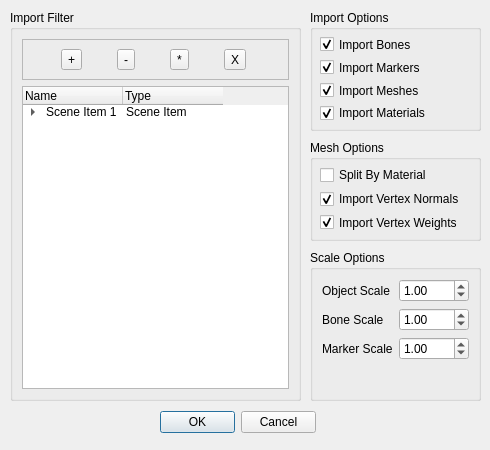
Qt form Reclaimer.Integration3d/reclaimer/ui/widget.ui (Gravemind2401/Reclaimer) before a commit.
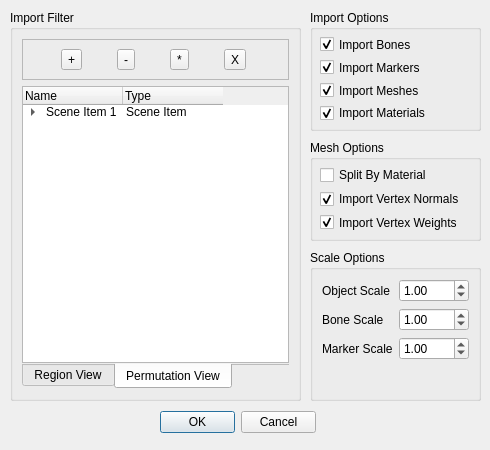
The same form after that commit. The open tabs and pages were chosen to show the change.

Commit message: add a permutation view to the import dialog

Diff of the .ui file:
```diff
--- a/Reclaimer.Integration3d/reclaimer/ui/widget.ui
+++ b/Reclaimer.Integration3d/reclaimer/ui/widget.ui
@@ -215,7 +215,35 @@
      </widget>
     </item>
     <item>
-     <widget class="QTreeWidget" name="treeWidget">
+     <widget class="QTabWidget" name="tabWidget">
+      <property name="tabPosition">
+       <enum>QTabWidget::South</enum>
+      </property>
+      <property name="currentIndex">
+       <number>0</number>
+      </property>
+      <property name="documentMode">
+       <bool>true</bool>
+      </property>
+      <widget class="QWidget" name="tab">
+       <attribute name="title">
+        <string>Region View</string>
+       </attribute>
+       <layout class="QGridLayout" name="gridLayout">
+        <property name="leftMargin">
+         <number>0</number>
+        </property>
+        <property name="topMargin">
+         <number>0</number>
+        </property>
+        <property name="rightMargin">
+         <number>0</number>
+        </property>
+        <property name="bottomMargin">
+         <number>0</number>
+        </property>
+        <item row="0" column="0">
+         <widget class="QTreeWidget" name="objectTreeWidget">
       <attribute name="headerStretchLastSection">
        <bool>false</bool>
       </attribute>
@@ -265,6 +293,82 @@
         </property>
        </item>
       </item>
+         </widget>
+        </item>
+       </layout>
+      </widget>
+      <widget class="QWidget" name="tab_2">
+       <attribute name="title">
+        <string>Permutation View</string>
+       </attribute>
+       <layout class="QGridLayout" name="gridLayout_2">
+        <property name="leftMargin">
+         <number>0</number>
+        </property>
+        <property name="topMargin">
+         <number>0</number>
+        </property>
+        <property name="rightMargin">
+         <number>0</number>
+        </property>
+        <property name="bottomMargin">
+         <number>0</number>
+        </property>
+        <item row="0" column="0">
+         <widget class="QTreeWidget" name="permutationTreeWidget">
+          <attribute name="headerStretchLastSection">
+           <bool>false</bool>
+          </attribute>
+          <column>
+           <property name="text">
+            <string>Name</string>
+           </property>
+          </column>
+          <column>
+           <property name="text">
+            <string>Type</string>
+           </property>
+          </column>
+          <item>
+           <property name="text">
+            <string>Scene Item 1</string>
+           </property>
+           <property name="text">
+            <string>Scene Item</string>
+           </property>
+           <property name="flags">
+            <set>ItemIsSelectable|ItemIsUserCheckable|ItemIsEnabled|ItemIsAutoTristate</set>
+           </property>
+           <item>
+            <property name="text">
+             <string>New Subitem</string>
+            </property>
+           </item>
+           <item>
+            <property name="text">
+             <string>New Subitem</string>
+            </property>
+            <item>
+             <property name="text">
+              <string>New Subitem</string>
+             </property>
+            </item>
+            <item>
+             <property name="text">
+              <string>New Subitem</string>
+             </property>
+            </item>
+           </item>
+           <item>
+            <property name="text">
+             <string>New Subitem</string>
+            </property>
+           </item>
+          </item>
+         </widget>
+        </item>
+       </layout>
+      </widget>
      </widget>
     </item>
    </layout>
```
Left out of the diff: 32 changed lines with no effect on the pictures. Lines whose indentation alone changed are shown as unchanged. The commit also changes 2 other files.
